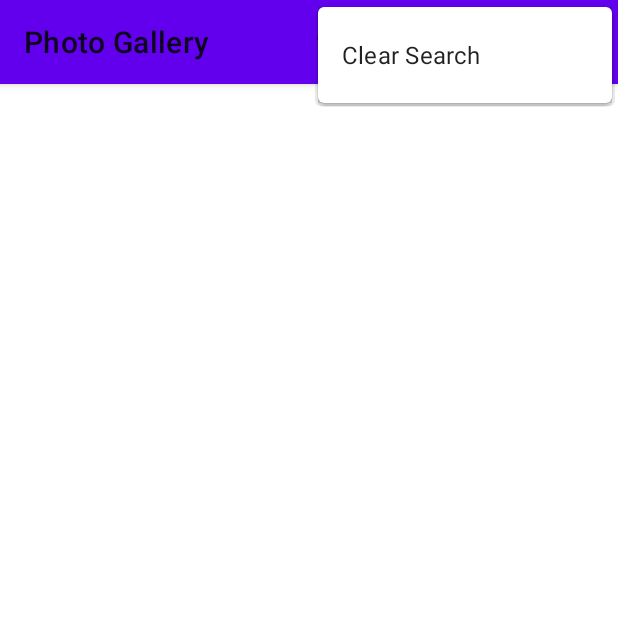
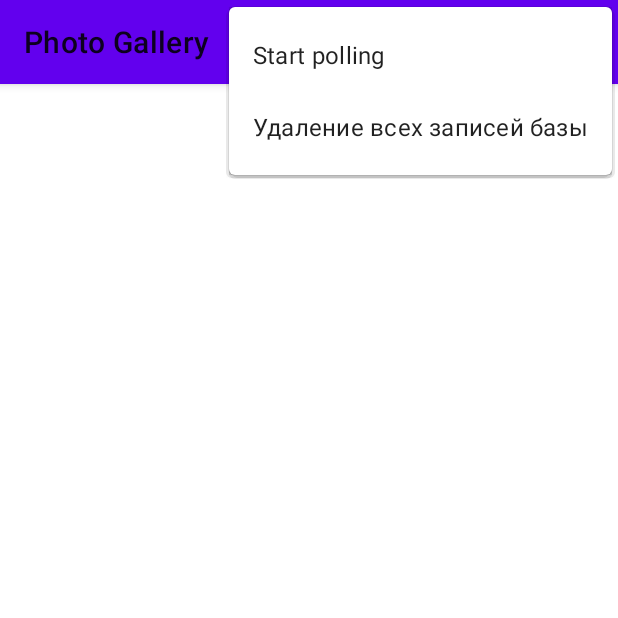
Before and after one commit to SoKratil/PhotoGallery, an Android app: the PhotoGalleryFragment screen opened directly, with no data from a screen before it, with the options menu open, on a phone screen of 412 x 824 dp, the top half of it. Run offline under Robolectric (Android 15) with nearby library versions, the phone set to English and light mode, and no system bars; our stand-ins replace Room's generated code; 2 statements that could not run were skipped.

Commit message:
7,5 готовая

```diff
--- a/app/src/main/java/com/example/photogallery/PhotoGalleryFragment.kt
+++ b/app/src/main/java/com/example/photogallery/PhotoGalleryFragment.kt
@@ -1,5 +1,6 @@
 package com.example.photogallery
 
+import android.content.Intent
 import android.graphics.drawable.BitmapDrawable
 import android.graphics.drawable.ColorDrawable
 import android.graphics.drawable.Drawable
@@ -8,14 +9,25 @@ import android.os.Handler
 import android.util.Log
 import android.view.*
 import android.widget.ImageView
+import android.widget.Toast
 import androidx.appcompat.widget.SearchView
 import androidx.core.content.ContextCompat
 import androidx.fragment.app.Fragment
 import androidx.lifecycle.Observer
 import androidx.lifecycle.ViewModelProviders
+import androidx.lifecycle.lifecycleScope
 import androidx.recyclerview.widget.GridLayoutManager
 import androidx.recyclerview.widget.RecyclerView
 import androidx.work.*
+import androidx.room.Dao
+import androidx.room.Delete
+
+import com.example.photogallery.db.PhotoDetail
+import com.example.photogallery.db.PhotoDetailDao
+import com.example.photogallery.db.PhotoGalleryDatabase
+import kotlinx.coroutines.Dispatchers
+import kotlinx.coroutines.launch
+import kotlinx.coroutines.withContext
 import java.util.concurrent.TimeUnit
 
 
@@ -28,6 +40,8 @@ class PhotoGalleryFragment : Fragment() {
     private lateinit var photoRecyclerView: RecyclerView
 
     private lateinit var thumbnailDownloader: ThumbnailDownloader<PhotoHolder>
+
+    private lateinit var photoDetailDao: PhotoDetailDao
 
 
     override fun onCreate(savedInstanceState: Bundle?) {
@@ -46,6 +60,8 @@ class PhotoGalleryFragment : Fragment() {
             }
 
         lifecycle.addObserver(thumbnailDownloader.fragmentLifecycleObserver)
+
+        photoDetailDao = PhotoGalleryDatabase.getInstance(requireContext()).photoDetailDao()
 
 
 
@@ -110,8 +126,18 @@ class PhotoGalleryFragment : Fragment() {
                     return false
                 }
             })
-            setOnSearchClickListener { searchView.setQuery(photoGalleryViewModel.searchTerm, false)
+            setOnSearchClickListener {
+                // Скрыть иконки при нажатии на поиск
+                menu.findItem(R.id.menu_item_clear).isVisible = false
+                menu.findItem(R.id.menu_item_view_database).isVisible = false
             }
+            setOnCloseListener {
+                // Показать иконки при закрытии поиска
+                menu.findItem(R.id.menu_item_clear).isVisible = true
+                menu.findItem(R.id.menu_item_view_database).isVisible = true
+                false
+            }
+
 
         }
 
@@ -149,6 +175,22 @@ class PhotoGalleryFragment : Fragment() {
                 }
                 activity?.invalidateOptionsMenu()
                 return true
+            }
+
+            R.id.menu_item_view_database -> {
+                val intent = Intent(requireContext(), DatabaseViewActivity::class.java)
+                startActivity(intent)
+                true
+            }
+            R.id.menu_item_delete_all -> {
+                // Логика для удаления всех записей из базы данных
+                lifecycleScope.launch(Dispatchers.IO) {
+                    photoDetailDao.deleteAllPhoto()
+                    withContext(Dispatchers.Main) {
+                        Toast.makeText(requireContext(), "Все записи успешно удалены", Toast.LENGTH_SHORT).show()
+                    }
+                }
+                true
             }
 
             else -> super.onOptionsItemSelected(item)
--- a/app/src/main/res/menu/fragment_photo_gallery.xml
+++ b/app/src/main/res/menu/fragment_photo_gallery.xml
@@ -4,15 +4,28 @@
     <item android:id="@+id/menu_item_search"
         android:title="@string/search"
         app:actionViewClass="androidx.appcompat.widget.SearchView"
-        app:showAsAction="ifRoom" />
+        app:showAsAction="always" />
 
     <item android:id="@+id/menu_item_clear"
+        android:icon="@drawable/ic_clean"
         android:title="@string/clear_search"
-        app:showAsAction="never" />
+        app:showAsAction="always" />
 
     <item
         android:id="@+id/menu_item_toggle_polling"
         android:title="@string/start_polling"
-        app:showAsAction="ifRoom|withText"/>
+        app:showAsAction="never"/>
+
+    <item
+        android:id="@+id/menu_item_view_database"
+        android:icon="@drawable/ic_cloud"
+        android:title="Просмотр базы"
+        app:showAsAction="always" />
+
+
+    <item
+        android:id="@+id/menu_item_delete_all"
+        android:title="Удаление всех записей базы"
+        app:showAsAction="never" />
 
 </menu>
```
Also changed, not shown: app/src/main/AndroidManifest.xml (+5 -2 lines), app/src/main/java/com/example/photogallery/DatabaseViewActivity.kt (added, +22 -0 lines), app/src/main/java/com/example/photogallery/DatabaseViewFragment.kt (added, +81 -0 lines), app/src/main/java/com/example/photogallery/PhotoAdapter.kt (added, +46 -0 lines), app/src/main/res/drawable/rounded_background.xml (added, +9 -0 lines), app/src/main/res/layout/activity_database_view.xml (added, +8 -0 lines), app/src/main/res/layout/item_photo_detail.xml (added, +24 -0 lines), app/src/main/res/menu/menu_database_view.xml (added, +18 -0 lines), app/src/main/res/drawable/ic_clean.png (added), app/src/main/res/drawable/ic_cloud.png (added), app/src/main/res/drawable/ic_delete.png (added), app/src/main/res/drawable/ic_home.png (added).
